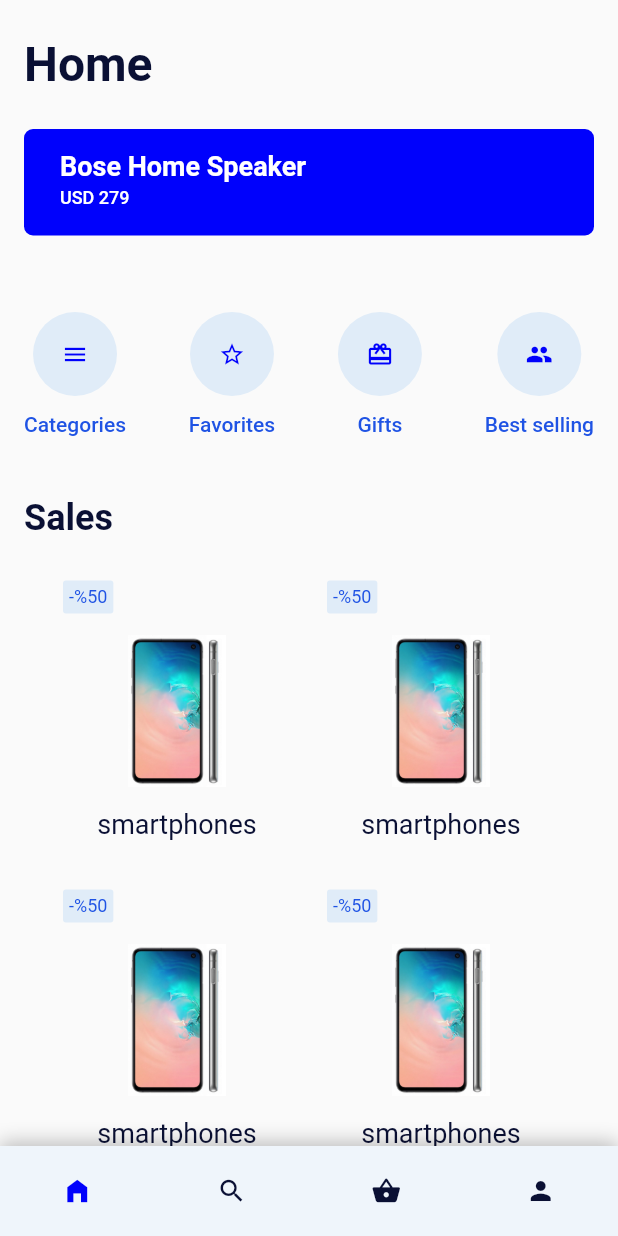
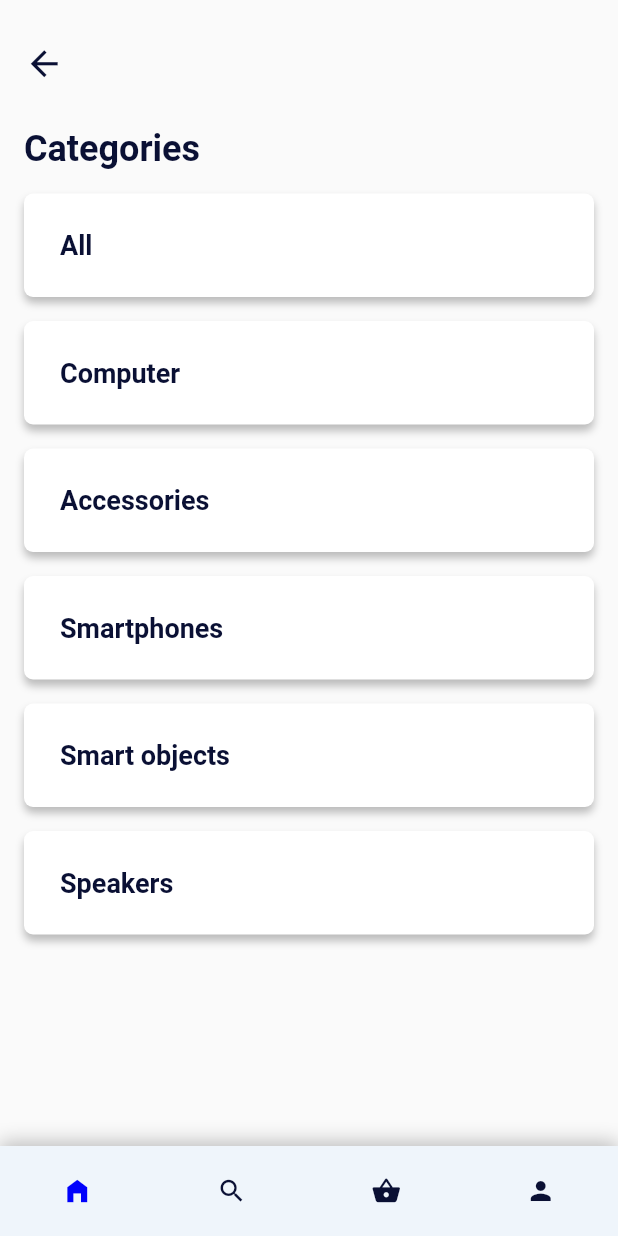
Before and after one commit to YUNUSEMREMERMER/e_ticaret, a Flutter app: the screen it shows after launch, after a tap on "Categories", on a phone screen of 412 x 824 dp. Run offline on Flutter 3.47's test engine with Material 2 defaults, Android fonts, the phone set to English and light mode, and no system bars.

Commit message:
16.12.21 2.commit

```diff
--- /dev/null
+++ b/lib/categories.dart
@@ -0,0 +1,94 @@
+import 'package:e_ticaret/category.dart';
+import 'package:e_ticaret/components/bottom_navigation.dart';
+import 'package:flutter/material.dart';
+
+class CategoriesPage extends StatelessWidget {
+  final List<String> categories = [
+    "All",
+    "Computer",
+    "Accessories",
+    "Smartphones",
+    "Smart objects",
+    "Speakers",
+  ];
+
+  @override
+  Widget build(BuildContext context) {
+    return Scaffold(
+      body: SafeArea(
+        child: Stack(
+          children: [
+            Padding(
+                padding: EdgeInsets.symmetric(horizontal: 16.0),
+                child: Column(
+                  crossAxisAlignment: CrossAxisAlignment.start,
+                  children: [
+                    SizedBox(
+                      height: 29.0,
+                    ),
+                    Icon(
+                      Icons.arrow_back,
+                      color: Color(0xFF0A1034),
+                      size: 27.0,
+                    ),
+                    SizedBox(
+                      height: 29.0,
+                    ),
+                    Text(
+                      "Categories",
+                      style: TextStyle(
+                          fontWeight: FontWeight.bold,
+                          fontSize: 24.0,
+                          color: Color(0xFF0A1034)),
+                    ),
+                    SizedBox(
+                      height: 16.0,
+                    ),
+                    Expanded(
+                      child: ListView(
+                        children: categories
+                            .map((String title) => buildCategory(title,context))
+                            .toList(),
+                      ),
+                    )
+                  ],
+                )),
+                bottomNavigationBar(),
+          ],
+
+        ),
+      ),
+    );
+  }
+
+  Widget buildCategory(String title,context) {
+    return GestureDetector(
+      onTap: () {
+      Navigator.push(context, MaterialPageRoute(builder: (context) {
+        return CategoryPage();
+      }));
+    },
+      child: Container(
+        padding: EdgeInsets.all(24.0),
+        margin: EdgeInsets.only(bottom: 16.0),
+        width: double.infinity,
+        decoration: BoxDecoration(
+            color: Colors.white,
+            borderRadius: BorderRadius.circular(6.0),
+            boxShadow: [
+              BoxShadow(
+                  color: Colors.black.withOpacity(0.25),
+                  blurRadius: 4.0,
+                  offset: Offset(0, 4))
+            ]),
+        child: Text(
+          title,
+          style: TextStyle(
+              fontSize: 18.0,
+              fontWeight: FontWeight.w600,
+              color: Color(0xFF0A1034)),
+        ),
+      ),
+    );
+  }
+}
--- /dev/null
+++ b/lib/category.dart
@@ -0,0 +1,25 @@
+import 'package:flutter/material.dart';
+
+class CategoryPage extends StatelessWidget {
+  const CategoryPage({Key? key}) : super(key: key);
+
+  @override
+  Widget build(BuildContext context) {
+    return Scaffold(
+      body: SafeArea(
+        child: Stack(
+          children: [
+            Padding(
+              padding: EdgeInsets.symmetric(horizontal: 16.0),
+              child: Column(
+
+
+
+              ),
+            )
+          ],
+        ),
+      ),
+    );
+  }
+}
--- /dev/null
+++ b/lib/components/bottom_navigation.dart
@@ -0,0 +1,34 @@
+import 'package:flutter/material.dart';
+
+Widget bottomNavigationBar() {
+  return Align(
+    alignment: Alignment.bottomCenter,
+    child: Container(
+      decoration: BoxDecoration(color: Color(0xFFEFF5FB), boxShadow: [
+        BoxShadow(
+            blurRadius: 10,
+            offset: const Offset(0, -3),
+            color: Colors.black.withOpacity(0.25))
+      ]),
+      width: double.infinity,
+      padding: const EdgeInsets.symmetric(vertical: 20.0),
+      child: Row(
+        mainAxisAlignment: MainAxisAlignment.spaceAround,
+        children: [
+          buildNavIcon(iconData: Icons.home_filled, active: true),
+          buildNavIcon(iconData: Icons.search, active: false),
+          buildNavIcon(iconData: Icons.shopping_basket, active: false),
+          buildNavIcon(iconData: Icons.person, active: false),
+        ],
+      ),
+    ),
+  );
+}
+
+Widget buildNavIcon({@required IconData? iconData, @required bool? active}) {
+  return Icon(
+    iconData,
+    size: 20.0,
+    color: Color(active! ? 0xFF0001FC : 0xFF0A1034),
+  );
+}
--- a/lib/home.dart
+++ b/lib/home.dart
@@ -1,3 +1,5 @@
+import 'package:e_ticaret/categories.dart';
+import 'package:e_ticaret/components/bottom_navigation.dart';
 import 'package:flutter/material.dart';
 
 class HomePage extends StatefulWidget {
@@ -27,7 +29,7 @@ class _HomePageState extends State<HomePage> {
                   child: Row(
                     mainAxisAlignment: MainAxisAlignment.spaceBetween,
                     children: [
-                      buildButton(text: "Categories", icon: Icons.menu),
+                      buildButton(text: "Categories", icon: Icons.menu , widget: CategoriesPage(),context: context),
                       buildButton(text: "Favorites", icon: Icons.star_border),
                       buildButton(text: "Gifts", icon: Icons.card_giftcard),
                       buildButton(text: "Best selling", icon: Icons.people),
@@ -79,41 +81,11 @@ class _HomePageState extends State<HomePage> {
             ),
           ),
 
-          Align(
-            alignment: Alignment.bottomCenter,
-            child: Container(
-              decoration: BoxDecoration(
-                color: Color(0xFFEFF5FB),
-                boxShadow: [
-                  BoxShadow(blurRadius: 10,
-                  offset: Offset(0,-3),
-                  color:Colors.black.withOpacity(0.25)
-                  )
-                ]
-              ),
-              width: double.infinity,
-              padding:EdgeInsets.symmetric(vertical: 20.0),
-
-              child: Row(
-                mainAxisAlignment: MainAxisAlignment.spaceAround,
-                children: [
-
-                buildNavIcon(iconData: Icons.home_filled,active: true),
-                buildNavIcon(iconData: Icons.search,active: false),
-                buildNavIcon(iconData: Icons.shopping_basket,active: false),
-                buildNavIcon(iconData: Icons.person,active: false),
-              ],),
-            ),
-          )
+          bottomNavigationBar(),
 
         ],
       ),
     ));
-  }
-
-  Widget buildNavIcon({@required IconData? iconData , @required bool? active}){
-    return Icon(iconData,size: 20.0,color: Color(active! ? 0xFF0001FC : 0xFF0A1034) ,);
-
   }
 }
 
```
